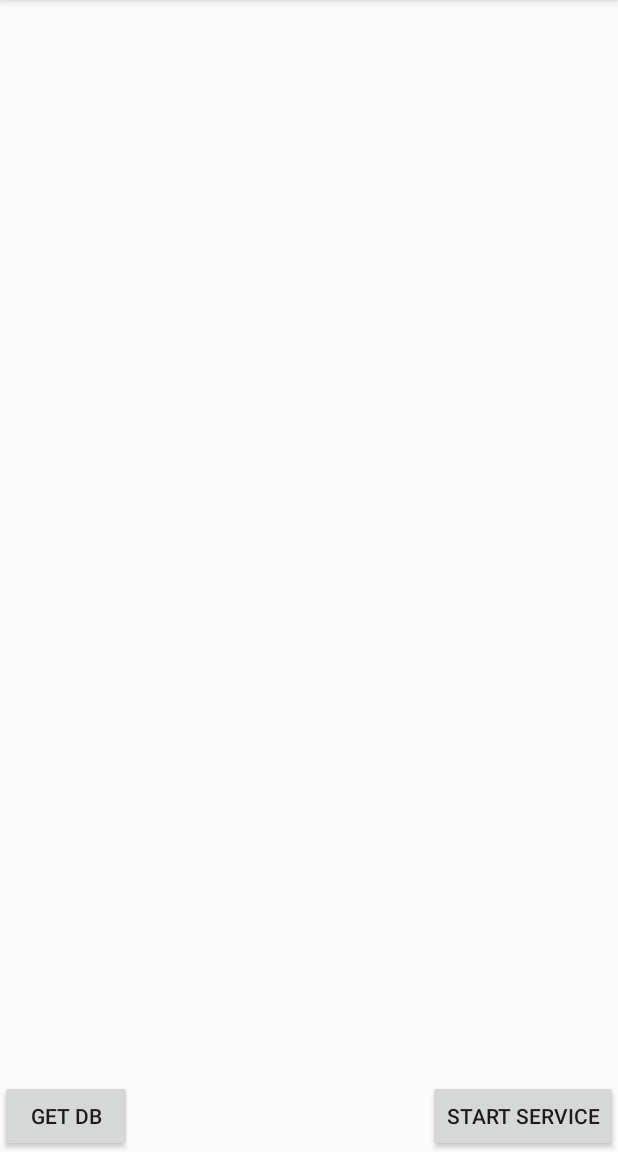
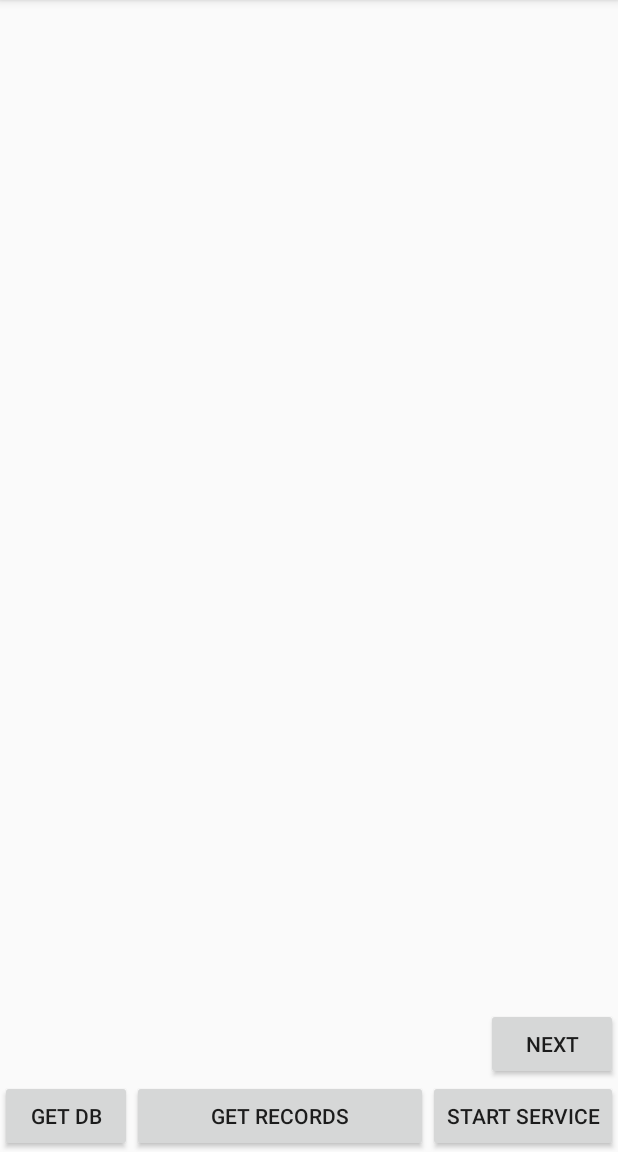
Before and after one commit to Ruslanio/KeyBoard, an Android app: the screen it shows after launch (MainActivity), on a phone screen of 412 x 824 dp, the part 84-1236 px from its top. Run offline under Robolectric (Android 15) with nearby library versions, the phone set to English and light mode, and no system bars; our stand-ins replace RxJava; libraries missing offline, so code that uses them is left out: com.jakewharton.retrofit2.

Commit message:
Chart sample added

```diff
--- a/app/build.gradle
+++ b/app/build.gradle
@@ -31,6 +31,7 @@ dependencies {
     androidTestCompile('com.android.support.test.espresso:espresso-core:2.2.2', {
         exclude group: 'com.android.support', module: 'support-annotations'
     })
+    compile 'com.github.lecho:hellocharts-android:v1.5.8'
     compile 'com.jakewharton.retrofit:retrofit2-rxjava2-adapter:1.0.0'
     compile 'com.squareup.retrofit2:converter-gson:2.3.0'
     compile 'com.jakewharton.rxbinding2:rxbinding:2.0.0'
--- a/app/src/main/java/com/example/ruslanio/keyboard/MainActivity.java
+++ b/app/src/main/java/com/example/ruslanio/keyboard/MainActivity.java
@@ -12,6 +12,16 @@ import android.widget.TextView;
 import android.widget.Toast;
 
 import com.example.ruslanio.keyboard.database.helper.DBHelper;
+import com.example.ruslanio.keyboard.network.ApiManager;
+import com.example.ruslanio.keyboard.network.pojo.Result;
+import com.example.ruslanio.keyboard.network.pojo.ServerResponce;
+
+import java.util.List;
+
+import io.reactivex.Observable;
+import io.reactivex.Scheduler;
+import io.reactivex.android.schedulers.AndroidSchedulers;
+import io.reactivex.schedulers.Schedulers;
 
 
 public class MainActivity extends AppCompatActivity{
@@ -20,6 +30,9 @@ public class MainActivity extends AppCompatActivity{
 
     private Button mGetBb;
     private Button mStartService;
+    private Button mGetRecords;
+    private Button mNext;
+    private ApiManager mApiManager;
 
     private DBHelper mDBHelper;
 
@@ -29,14 +42,22 @@ public class MainActivity extends AppCompatActivity{
         super.onCreate(savedInstanceState);
         setContentView(R.layout.activity_main);
         mDBHelper = new DBHelper(getApplicationContext());
+        mApiManager = ApiManager.getInstance();
 
         mGetBb = (Button) findViewById(R.id.btn_get_db);
         mResult = (TextView) findViewById(R.id.result);
         mStartService = (Button) findViewById(R.id.btn_start_service);
+        mGetRecords = (Button) findViewById(R.id.btn_get_records);
+        mNext = (Button) findViewById(R.id.btn_next);
 
         mStartService.setOnClickListener(btn -> {
             System.out.println("onReceive()");
             startService(new Intent(MainActivity.this,TransmitterService.class));
+        });
+
+        mNext.setOnClickListener(btn -> {
+            Intent intent = new Intent(MainActivity.this,ChartActivity.class);
+            startActivity(intent);
         });
 
         mGetBb.setOnClickListener(btn -> {
@@ -61,6 +82,19 @@ public class MainActivity extends AppCompatActivity{
             }
         });
 
+        mGetRecords.setOnClickListener(btn -> {
+            mApiManager.getData()
+                    .observeOn(AndroidSchedulers.mainThread())
+                    .subscribe(serverResponce -> {
+                        List<Result> results = serverResponce.getResult();
+                        StringBuilder builder = new StringBuilder();
+                        for (Result result: results){
+                            builder.append("value : ").append(result.getValue()).append("\n")
+                                    .append("date : ").append(result.getDate()).append("\n");
+                        }
+                        mResult.setText(builder.toString());
+                    });
+        });
 
 
     }
--- a/app/src/main/java/com/example/ruslanio/keyboard/TransmitterService.java
+++ b/app/src/main/java/com/example/ruslanio/keyboard/TransmitterService.java
@@ -74,8 +74,8 @@ public class TransmitterService extends IntentService {
                         contentValues.put(DBHelper.TextEntityTable.TEXT_ENTITY_STATUS, DBHelper.STATUS_SERVER);
 
 
-                        AddDataRequestBody requestBody = new AddDataRequestBody(currentText);
-                        Call<EmptyResult> call = mApiManager.postData(requestBody);
+//                        AddDataRequestBody requestBody = new AddDataRequestBody(currentText);
+                        Call<EmptyResult> call = mApiManager.postData(currentText);
                         Response response = call.execute();
                         if (response.isSuccessful()) {
 
--- a/app/src/main/java/com/example/ruslanio/keyboard/network/ApiInterface.java
+++ b/app/src/main/java/com/example/ruslanio/keyboard/network/ApiInterface.java
@@ -10,6 +10,7 @@ import retrofit2.Response;
 import retrofit2.http.Body;
 import retrofit2.http.GET;
 import retrofit2.http.POST;
+import retrofit2.http.Query;
 
 /**
  * Created by Ruslanio on 30.11.2017.
@@ -20,6 +21,9 @@ public interface ApiInterface {
     @POST("sentiment/send")
     Call<EmptyResult> postData(@Body AddDataRequestBody body);
 
+    @POST("sentiment/send")
+    Call<EmptyResult> postData(@Query("text") String text);
+
     @GET("records")
     Observable<ServerResponce> getData();
 }
--- a/app/src/main/java/com/example/ruslanio/keyboard/network/ApiManager.java
+++ b/app/src/main/java/com/example/ruslanio/keyboard/network/ApiManager.java
@@ -46,4 +46,8 @@ public class ApiManager {
         return mApiInterface.postData(body);
     }
 
+    public Call<EmptyResult> postData(String text){
+        return mApiInterface.postData(text);
+    }
+
 }
--- a/app/src/main/java/com/example/ruslanio/keyboard/network/pojo/Result.java
+++ b/app/src/main/java/com/example/ruslanio/keyboard/network/pojo/Result.java
@@ -10,16 +10,16 @@ public class Result {
 
     @SerializedName("date")
     @Expose
-    private Date date;
+    private String date;
     @SerializedName("value")
     @Expose
     private Double value;
 
-    public Date getDate() {
+    public String getDate() {
         return date;
     }
 
-    public void setDate(Date date) {
+    public void setDate(String date) {
         this.date = date;
     }
 
--- a/app/src/main/res/layout/activity_main.xml
+++ b/app/src/main/res/layout/activity_main.xml
@@ -21,6 +21,24 @@
         android:layout_alignParentBottom="true"
         android:layout_alignParentRight="true"/>
 
+
+    <Button
+        android:text="get records"
+        android:id="@+id/btn_get_records"
+        android:layout_alignParentBottom="true"
+        android:layout_width="wrap_content"
+        android:layout_toLeftOf="@id/btn_start_service"
+        android:layout_toRightOf="@id/btn_get_db"
+        android:layout_height="wrap_content"/>
+
+    <Button
+        android:id="@+id/btn_next"
+        android:text="NEXT"
+        android:layout_alignParentRight="true"
+        android:layout_above="@id/btn_get_db"
+        android:layout_width="wrap_content"
+        android:layout_height="wrap_content"/>
+
     <TextView
         android:id="@+id/result"
         android:layout_width="match_parent"
--- /dev/null
+++ b/app/src/main/res/values/dimens.xml
@@ -0,0 +1,5 @@
+<resources>
+    <!-- Default screen margins, per the Android Design guidelines. -->
+    <dimen name="activity_horizontal_margin">16dp</dimen>
+    <dimen name="activity_vertical_margin">16dp</dimen>
+</resources>
--- a/build.gradle
+++ b/build.gradle
@@ -14,6 +14,9 @@ buildscript {
 allprojects {
     repositories {
         jcenter()
+        maven {
+            url "https://jitpack.io"
+        }
     }
 }
 
```
Also changed, not shown: app/src/main/AndroidManifest.xml (+10 -10 lines), app/src/main/java/com/example/ruslanio/keyboard/ChartActivity.java (added, +87 -0 lines), app/src/main/res/layout/activity_chart.xml (added, +15 -0 lines).
